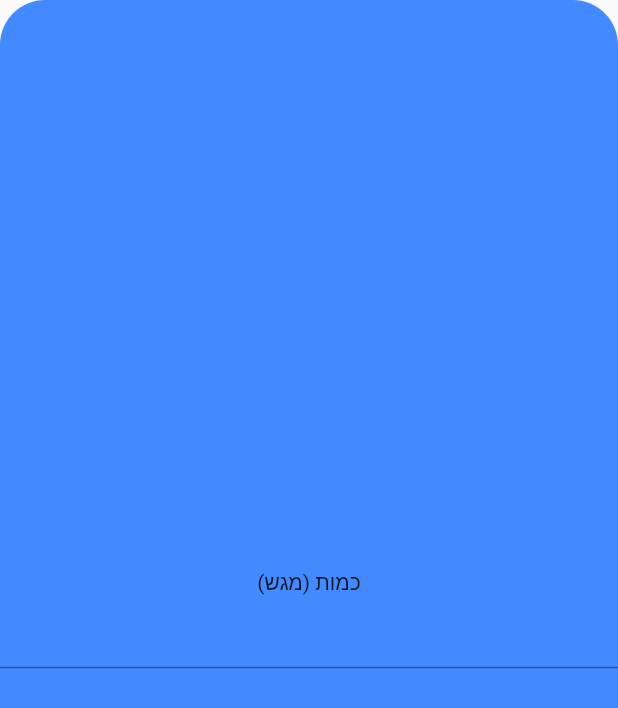
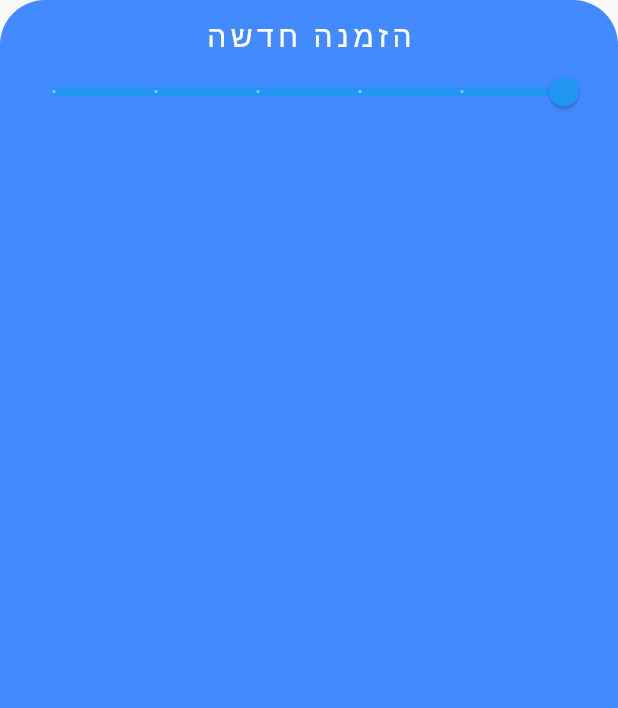
Before and after one commit to adamdoma/pizzeria, a Flutter app: the NewOrder widget shown alone on an empty page, opened directly, on a phone screen of 412 x 824 dp. Shown: the top 708 px of the screen. Run offline on Flutter 3.47's test engine with Material 2 defaults, Android fonts, the light colour scheme and no system bars; our stand-ins replace cloud_firestore, firebase_auth, modal_progress_hud; missing offline and left inert: dart:ffi; accounts and stored records are empty.

Commit message:
order history

```diff
--- a/lib/components/updatesFromSeller.dart
+++ b/lib/components/updatesFromSeller.dart
@@ -78,6 +78,7 @@ class _UpdateFromSellerState extends State<UpdateFromSeller> {
 
   @override
   Widget build(BuildContext context) {
+    //TODO לתקן :אם הבסיס נתיונים יגדל משמעותית צריך לחכות יותר ואז פ ה יספיק לטעון
     setUser();
     return StreamBuilder<QuerySnapshot>(
       stream: widget.fireStore.collection('orders').snapshots(),
@@ -121,7 +122,10 @@ class _UpdateFromSellerState extends State<UpdateFromSeller> {
             }
           }
         }
-        return null;
+        return Container(
+          color: Colors.white,
+          child: Center(child: Text('אין הזמנות פעילות')),
+        );;
       },
     );
   }
--- a/lib/models/meal.dart
+++ b/lib/models/meal.dart
@@ -1,6 +1,5 @@
 import 'dart:ffi';
 
-import 'package:cloud_firestore/cloud_firestore.dart';
 
 class Meal {
   String userEmail;
--- a/lib/screens/order_screen.dart
+++ b/lib/screens/order_screen.dart
@@ -1,10 +1,10 @@
 import 'package:flutter/material.dart';
-import '../consts.dart';
 
 class NewOrder extends StatelessWidget {
   @override
   Widget build(BuildContext context) {
     return Container(
+      padding: EdgeInsets.all(10),
       decoration: BoxDecoration(
         color: Colors.blueAccent,
         borderRadius: BorderRadius.only(
@@ -13,10 +13,23 @@ class NewOrder extends StatelessWidget {
         ),
       ),
       child: Column(
-        mainAxisAlignment: MainAxisAlignment.center,
+        mainAxisAlignment: MainAxisAlignment.start,
         children: [
-          Text('כמות (מגש)'),
-          TextField(),
+          Text('הזמנה חדשה',style: TextStyle(
+            fontSize: 20,
+            color: Colors.white,
+            letterSpacing: 3,
+          ),
+          ),
+          Slider(
+            value: 5,
+            onChanged: (val){
+              val +=1;
+            },
+            min: 0.5,
+            max: 5,
+            divisions: 5,
+          ),
         ],
       ),
     );
--- a/lib/screens/user_home_screen.dart
+++ b/lib/screens/user_home_screen.dart
@@ -120,8 +120,8 @@ class _UserHomeScreenState extends State<UserHomeScreen>
             Expanded(
               flex: 3,
               child: Container(
-                padding: EdgeInsets.all(10),
-                child: myList[tabIndex],
+                  padding: EdgeInsets.all(10),
+                  child: myList[tabIndex]
               ),
             ),
             TabBar(
```
Also changed, not shown: lib/screens/order_history_screen.dart (+54 -9 lines).
